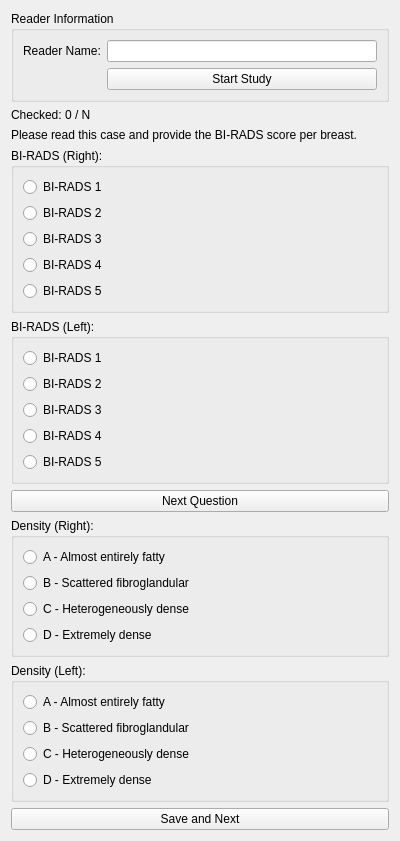
Qt form BIRADSConcepts/Resources/UI/BIRADSConcepts.ui (nki-radiology/SegmentationReview) before a commit.
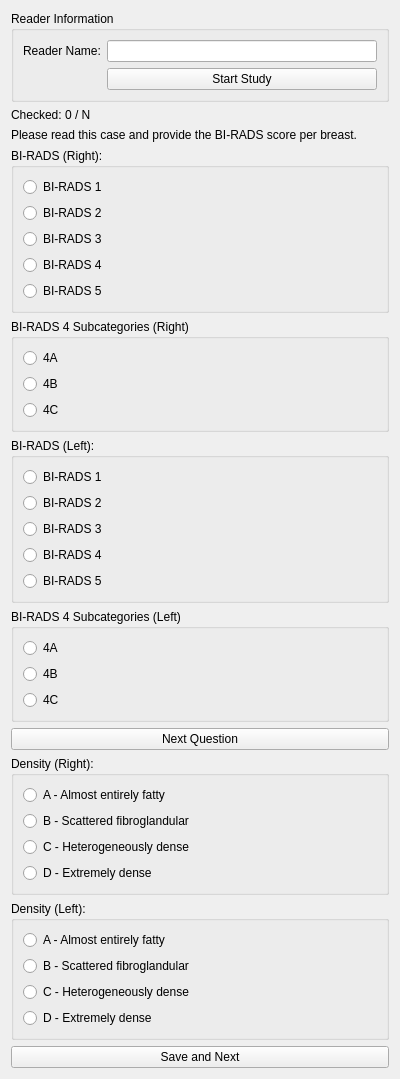
The same form after that commit. Custom widgets are drawn as their Qt base class.

Commit message: Add bullet-points menu for BI-RADS 4 subcategories and fix error logic

What changed in the file:
```diff
--- a/BIRADSConcepts/Resources/UI/BIRADSConcepts.ui
+++ b/BIRADSConcepts/Resources/UI/BIRADSConcepts.ui
@@ -70,6 +70,19 @@
     </widget>
    </item>
 
+   <item>
+    <widget class="QGroupBox" name="biradsRightSubGroup">
+     <property name="title">
+      <string>BI-RADS 4 Subcategories (Right)</string>
+     </property>
+     <layout class="QVBoxLayout">
+      <item><widget class="QRadioButton" name="biradsRight4A"><property name="text"><string>4A</string></property></widget></item>
+      <item><widget class="QRadioButton" name="biradsRight4B"><property name="text"><string>4B</string></property></widget></item>
+      <item><widget class="QRadioButton" name="biradsRight4C"><property name="text"><string>4C</string></property></widget></item>
+     </layout>
+    </widget>
+   </item>
+
    <item>
     <widget class="QGroupBox" name="biradsLeftGroup">
      <property name="title">
@@ -85,6 +98,19 @@
     </widget>
    </item>
 
+   <item>
+    <widget class="QGroupBox" name="biradsLeftSubGroup">
+     <property name="title">
+      <string>BI-RADS 4 Subcategories (Left)</string>
+     </property>
+     <layout class="QVBoxLayout">
+      <item><widget class="QRadioButton" name="biradsLeft4A"><property name="text"><string>4A</string></property></widget></item>
+      <item><widget class="QRadioButton" name="biradsLeft4B"><property name="text"><string>4B</string></property></widget></item>
+      <item><widget class="QRadioButton" name="biradsLeft4C"><property name="text"><string>4C</string></property></widget></item>
+     </layout>
+    </widget>
+   </item>
+
    <item>
     <widget class="QPushButton" name="nextQuestionButton">
      <property name="text">
```
The commit also changes 1 other file.
